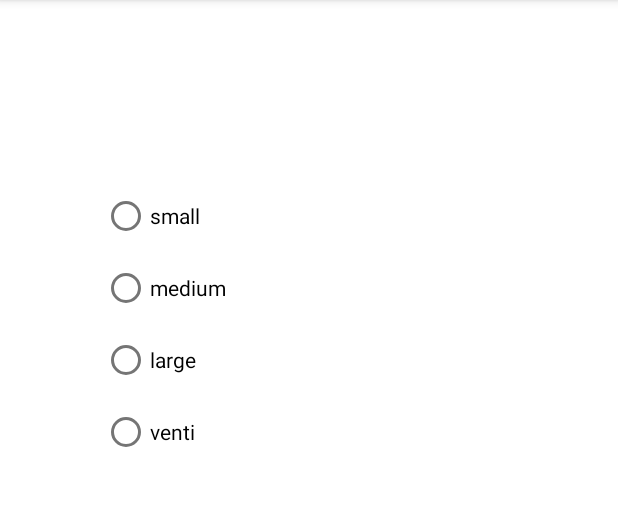
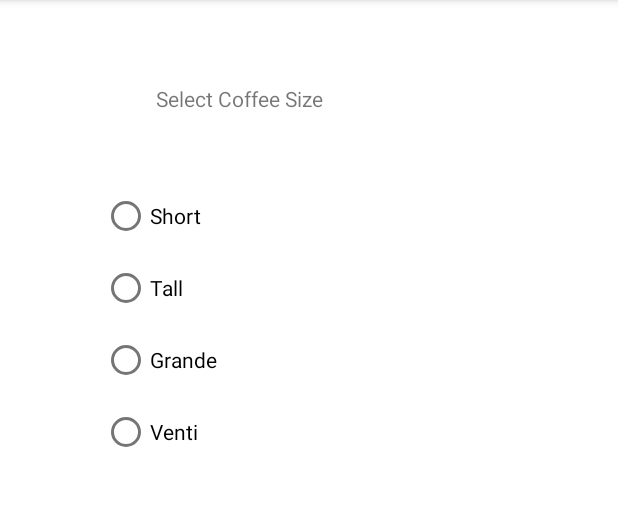
Before and after one commit to MattSRutgers/CafeApp, an Android app: the CoffeeActivity screen opened directly, with no data from a screen before it, on a phone screen of 412 x 824 dp, the part 84-590 px from its top. Run offline under Robolectric (Android 15) with nearby library versions, the phone set to English and light mode, and no system bars.

Commit message:
Coffee changes

```diff
--- a/app/src/main/java/com/example/cafeapp/Donut.java
+++ b/app/src/main/java/com/example/cafeapp/Donut.java
@@ -27,7 +27,7 @@ public class Donut extends MenuItem implements Customizable, Serializable {
 	 */
 	Donut(String flavor, String type, double cost) {
 		//cost = this.itemPrice();
-		super(DONUT, cost);
+		super(DONUT);
 		this.type = type;
 		this.flavor = flavor;
 	}
--- a/app/src/main/java/com/example/cafeapp/MenuItem.java
+++ b/app/src/main/java/com/example/cafeapp/MenuItem.java
@@ -12,9 +12,9 @@ public class MenuItem implements Serializable {
 	private String description;
 	private double cost;
 
-	MenuItem(String description, double cost){
+	MenuItem(String description){
 		this.description = description;
-		this.cost = cost;
+		//this.cost = cost;
 	}
 
 	/**
--- a/app/src/main/res/layout/activity_coffee.xml
+++ b/app/src/main/res/layout/activity_coffee.xml
@@ -42,4 +42,14 @@
             android:onClick="onRadioButtonClicked"
             android:text="@string/ventiCoffee" />
     </RadioGroup>
+
+    <TextView
+        android:id="@+id/sizeLabel"
+        android:layout_width="wrap_content"
+        android:layout_height="wrap_content"
+        android:layout_marginStart="104dp"
+        android:layout_marginTop="56dp"
+        android:text="@string/sizeLabelText"
+        app:layout_constraintStart_toStartOf="parent"
+        app:layout_constraintTop_toTopOf="parent" />
 </androidx.constraintlayout.widget.ConstraintLayout>
--- a/app/src/main/res/values/strings.xml
+++ b/app/src/main/res/values/strings.xml
@@ -7,10 +7,11 @@
     <string name="donutCountLabel">Select Quantity</string>
     <string name="addDonutButton">Add to Order</string>
     <string name="donutReview">Review Order</string>
-    <string name="smallCoffee">small</string>
-    <string name="mediumCoffee">medium</string>
-    <string name="largeCoffee">large</string>
-    <string name="ventiCoffee">venti</string>
+    <string name="smallCoffee">Short</string>
+    <string name="mediumCoffee">Tall</string>
+    <string name="largeCoffee">Grande</string>
+    <string name="ventiCoffee">Venti</string>
+    <string name="sizeLabelText">Select Coffee Size</string>
     <string-array name="donutArray">
         <item>Chocolate</item>
         <item>Glazed</item>
```
Also changed, not shown: app/src/main/java/com/example/cafeapp/Coffee.java (+8 -13 lines).
